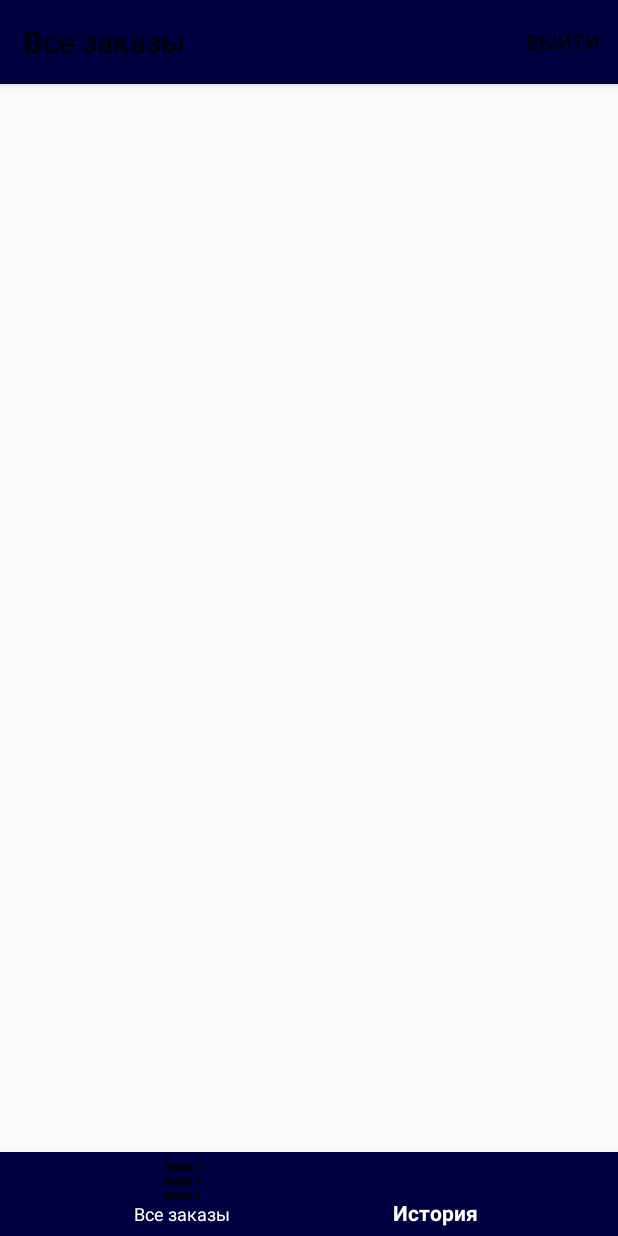
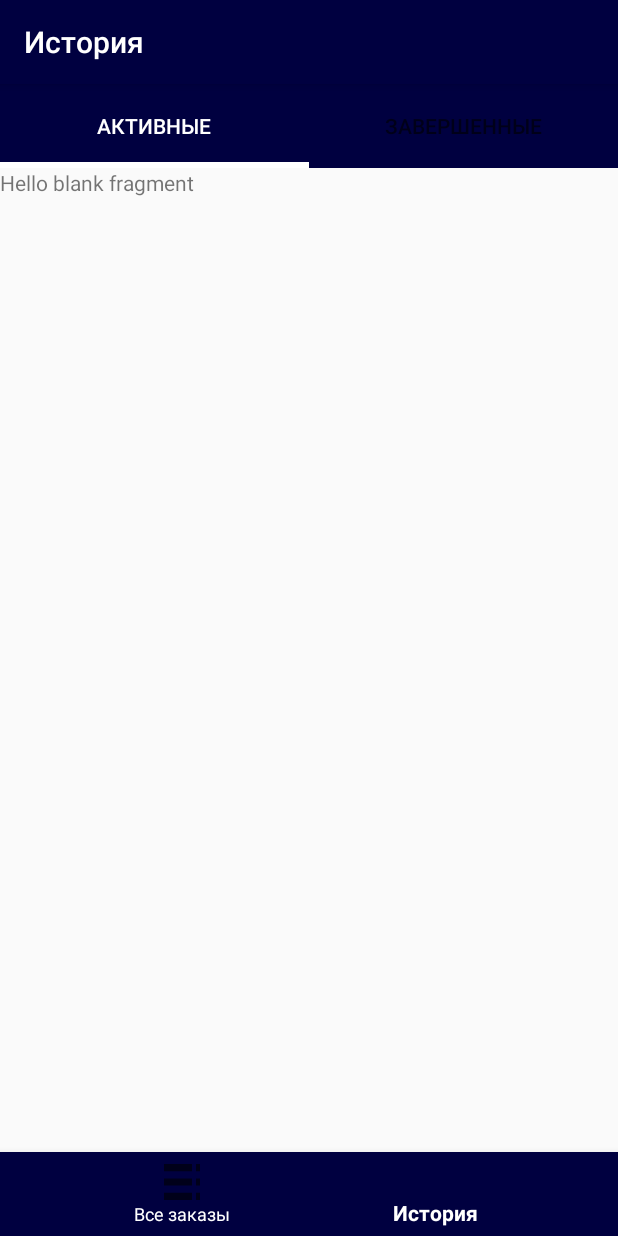
Before and after one commit to daniaro/gruzovoz, an Android app: the screen it shows after launch (BaseActivity), item 2 of the bottom bar chosen, on a phone screen of 412 x 824 dp. Run offline under Robolectric (Android 15) with nearby library versions, the phone set to English and light mode, and no system bars; Roboto replaces fonts that are not available here.

Commit message:
added logic to the  history fragment

```diff
--- a/app/src/main/java/kg/gruzovoz/BaseActivity.java
+++ b/app/src/main/java/kg/gruzovoz/BaseActivity.java
@@ -34,7 +34,7 @@ public class BaseActivity extends AppCompatActivity {
         BottomNavigationView navView = findViewById(R.id.nav_view);
         navView.setOnNavigationItemSelectedListener(onNavigationItemSelectedListener);
         if (savedInstanceState == null) {
-            fragmentManager.beginTransaction().add(R.id.main_container, historyFragment, "2").commit();
+            fragmentManager.beginTransaction().add(R.id.main_container, ordersFragment, "2").commit();
         }
     }
 
--- /dev/null
+++ b/app/src/main/java/kg/gruzovoz/adapters/FixedTabsPagerAdapter.java
@@ -0,0 +1,91 @@
+package kg.gruzovoz.adapters;
+
+import android.os.Parcelable;
+
+import androidx.annotation.NonNull;
+import androidx.fragment.app.Fragment;
+import androidx.fragment.app.FragmentManager;
+import androidx.fragment.app.FragmentStatePagerAdapter;
+
+import java.util.ArrayList;
+import java.util.List;
+
+
+public class FixedTabsPagerAdapter extends FragmentStatePagerAdapter {
+
+    private final List<Fragment> mFragmentList  = new ArrayList<>();
+    private final List<String> mFragmentTitleList = new ArrayList<>();
+
+
+    public FixedTabsPagerAdapter( FragmentManager fm){
+        super(fm, FragmentStatePagerAdapter.BEHAVIOR_RESUME_ONLY_CURRENT_FRAGMENT);
+    }
+
+
+    public void addFragment(Fragment fragment, String title){
+        mFragmentList.add(fragment);
+        mFragmentTitleList.add(title);
+    }
+
+
+    @NonNull
+    @Override
+    public Fragment getItem(int position) {
+        try {
+            return mFragmentList.get(position);
+        } catch (Exception ex) {
+            return null;
+        }
+    }
+
+    @Override
+    public int getCount() {
+        return mFragmentList.size();
+    }
+
+    @Override
+    public CharSequence getPageTitle(int position) {
+        return mFragmentTitleList.get(position);
+    }
+
+    @Override
+    public Parcelable saveState() {
+        return null;
+    }
+}
+
+
+//    private final List<Fragment> mFragmentList = new ArrayList<>();
+//    private final List<String> mFragmentTitleList = new ArrayList<>();
+//    Context context;
+//
+//    public FixedTabsPagerAdapter(FragmentManager childFragmentManager) {
+//        super(childFragmentManager);
+//
+//    }
+//
+//    public void addFramgent(Fragment fragment,String title){
+//        mFragmentList.add(fragment);
+//        mFragmentTitleList.add(title);
+//    }
+//
+//    public FixedTabsPagerAdapter(Context context, FragmentManager fm) {
+//        super(fm);
+//        this.context = context;
+//    }
+//
+//    @Override
+//    public Fragment getItem(int position) {
+//        return mFragmentList.get(position);
+//    }
+//
+//    @Override
+//    public int getCount() {
+//        return mFragmentList.size();
+//    }
+//
+//    @Override
+//    public CharSequence getPageTitle(int position) {
+//        return mFragmentTitleList.get(position);
+//    }
+//}
--- a/app/src/main/java/kg/gruzovoz/history/HistoryFragment.java
+++ b/app/src/main/java/kg/gruzovoz/history/HistoryFragment.java
@@ -3,30 +3,75 @@ package kg.gruzovoz.history;
 
 import android.os.Bundle;
 
+import androidx.annotation.NonNull;
 import androidx.fragment.app.Fragment;
+import androidx.viewpager.widget.ViewPager;
 
 import android.view.LayoutInflater;
 import android.view.View;
 import android.view.ViewGroup;
 
+import com.google.android.material.tabs.TabLayout;
+
+import java.util.List;
+
 import kg.gruzovoz.R;
+import kg.gruzovoz.adapters.FixedTabsPagerAdapter;
+import kg.gruzovoz.history.fragments.ActiveFragment;
+import kg.gruzovoz.history.fragments.FinishedFragment;
+import kg.gruzovoz.history.fragments.HistoryContract;
+import kg.gruzovoz.models.Order;
 
 /**
  * A simple {@link Fragment} subclass.
  */
-public class HistoryFragment extends Fragment {
+public class HistoryFragment extends Fragment  {
 
 
-    public HistoryFragment() {
-        // Required empty public constructor
+    public TabLayout tabLayout;
+    public ViewPager viewPager;
+
+
+    FixedTabsPagerAdapter adapter;
+
+
+    public View onCreateView(@NonNull LayoutInflater inflater,
+                             ViewGroup container, Bundle savedInstanceState) {
+        View root = inflater.inflate(R.layout.fragment_history, container, false);
+        tabLayout = root.findViewById(R.id.tabs);
+        viewPager = root.findViewById(R.id.viewPager);
+
+        adapter = new FixedTabsPagerAdapter(getChildFragmentManager());
+        adapter.addFragment(new ActiveFragment(),"Активные");
+        adapter.addFragment(new FinishedFragment(),"Завершенные");
+        viewPager.setAdapter(adapter);
+
+        tabLayout.addTab(tabLayout.newTab().setText("Активные"));
+        tabLayout.addTab(tabLayout.newTab().setText("Завершенные"));
+
+        tabLayout.setupWithViewPager(viewPager);
+        initTablayoutSelection();
+        return root;
+    }
+
+    public void initTablayoutSelection(){
+        tabLayout.addOnTabSelectedListener(new TabLayout.OnTabSelectedListener() {
+            @Override
+            public void onTabSelected(TabLayout.Tab tab) {
+                viewPager.setCurrentItem(tab.getPosition());
+            }
+
+            @Override
+            public void onTabUnselected(TabLayout.Tab tab) {
+
+            }
+
+            @Override
+            public void onTabReselected(TabLayout.Tab tab) {
+
+            }
+        });
     }
 
 
-    @Override
-    public View onCreateView(LayoutInflater inflater, ViewGroup container,
-                             Bundle savedInstanceState) {
-        // Inflate the layout for this fragment
-        return inflater.inflate(R.layout.fragment_history, container, false);
-    }
-
 }
--- /dev/null
+++ b/app/src/main/java/kg/gruzovoz/history/fragments/ActiveFragment.java
@@ -0,0 +1,32 @@
+package kg.gruzovoz.history.fragments;
+
+
+import android.os.Bundle;
+
+import androidx.fragment.app.Fragment;
+
+import android.view.LayoutInflater;
+import android.view.View;
+import android.view.ViewGroup;
+
+import kg.gruzovoz.R;
+
+/**
+ * A simple {@link Fragment} subclass.
+ */
+public class ActiveFragment extends Fragment {
+
+
+    public ActiveFragment() {
+        // Required empty public constructor
+    }
+
+
+    @Override
+    public View onCreateView(LayoutInflater inflater, ViewGroup container,
+                             Bundle savedInstanceState) {
+        // Inflate the layout for this fragment
+        return inflater.inflate(R.layout.fragment_active, container, false);
+    }
+
+}
--- /dev/null
+++ b/app/src/main/java/kg/gruzovoz/history/fragments/FinishedFragment.java
@@ -0,0 +1,32 @@
+package kg.gruzovoz.history.fragments;
+
+
+import android.os.Bundle;
+
+import androidx.fragment.app.Fragment;
+
+import android.view.LayoutInflater;
+import android.view.View;
+import android.view.ViewGroup;
+
+import kg.gruzovoz.R;
+
+/**
+ * A simple {@link Fragment} subclass.
+ */
+public class FinishedFragment extends Fragment {
+
+
+    public FinishedFragment() {
+        // Required empty public constructor
+    }
+
+
+    @Override
+    public View onCreateView(LayoutInflater inflater, ViewGroup container,
+                             Bundle savedInstanceState) {
+        // Inflate the layout for this fragment
+        return inflater.inflate(R.layout.fragment_finished, container, false);
+    }
+
+}
--- a/app/src/main/java/kg/gruzovoz/history/HistoryContract.java
+++ b/app/src/main/java/kg/gruzovoz/history/fragments/HistoryContract.java
@@ -1,4 +1,4 @@
-package kg.gruzovoz.history;
+package kg.gruzovoz.history.fragments;
 
 import java.util.List;
 
--- a/app/src/main/res/layout/activity_main.xml
+++ b/app/src/main/res/layout/activity_main.xml
@@ -7,22 +7,7 @@
     android:layout_height="match_parent"
     tools:context=".BaseActivity">
 
-    <com.google.android.material.appbar.AppBarLayout
-        android:id="@+id/appBarLayout"
-        android:layout_width="match_parent"
-        android:layout_height="wrap_content"
-        android:layout_marginBottom="8dp"
-        app:layout_constraintTop_toTopOf="parent"
-        app:layout_constraintStart_toStartOf="parent">
 
-        <androidx.appcompat.widget.Toolbar
-            android:id="@+id/app_bar"
-            android:layout_width="match_parent"
-            android:layout_height="?attr/actionBarSize"
-            app:title="@string/title_orders">
-
-        </androidx.appcompat.widget.Toolbar>
-    </com.google.android.material.appbar.AppBarLayout>
 
     <include
         layout="@layout/content_main"
@@ -30,8 +15,7 @@
         android:layout_height="match_parent"
         app:layout_constraintBottom_toTopOf="@id/nav_view"
         app:layout_constraintEnd_toEndOf="parent"
-        app:layout_constraintStart_toStartOf="parent"
-        app:layout_constraintTop_toBottomOf="@id/appBarLayout" />
+        app:layout_constraintStart_toStartOf="parent"/>
 
     <com.google.android.material.bottomnavigation.BottomNavigationView
         android:id="@+id/nav_view"
--- a/app/src/main/res/layout/content_main.xml
+++ b/app/src/main/res/layout/content_main.xml
@@ -5,7 +5,6 @@
     android:id="@+id/main_container"
     android:layout_width="match_parent"
     android:layout_height="match_parent"
-    android:padding="1dp"
     tools:context=".BaseActivity"
     tools:showIn="@layout/activity_main">
 
--- /dev/null
+++ b/app/src/main/res/layout/fragment_active.xml
@@ -0,0 +1,14 @@
+<?xml version="1.0" encoding="utf-8"?>
+<FrameLayout xmlns:android="http://schemas.android.com/apk/res/android"
+    xmlns:tools="http://schemas.android.com/tools"
+    android:layout_width="match_parent"
+    android:layout_height="match_parent"
+    tools:context=".history.fragments.ActiveFragment">
+
+    <!-- TODO: Update blank fragment layout -->
+    <TextView
+        android:layout_width="match_parent"
+        android:layout_height="match_parent"
+        android:text="@string/hello_blank_fragment" />
+
+</FrameLayout>
--- a/app/src/main/res/layout/fragment_history.xml
+++ b/app/src/main/res/layout/fragment_history.xml
@@ -1,14 +1,48 @@
 <?xml version="1.0" encoding="utf-8"?>
-<FrameLayout xmlns:android="http://schemas.android.com/apk/res/android"
+<LinearLayout xmlns:android="http://schemas.android.com/apk/res/android"
     xmlns:tools="http://schemas.android.com/tools"
     android:layout_width="match_parent"
     android:layout_height="match_parent"
+    xmlns:app="http://schemas.android.com/apk/res-auto"
+    android:orientation="vertical"
     tools:context=".history.HistoryFragment">
 
-    <!-- TODO: Update blank fragment layout -->
-    <TextView
+    <com.google.android.material.appbar.AppBarLayout
+        android:id="@+id/appBarLayout"
         android:layout_width="match_parent"
-        android:layout_height="match_parent"
-        android:text="HistoryFragment" />
+        android:layout_height="wrap_content"
+        app:layout_constraintTop_toTopOf="parent"
+        app:layout_constraintStart_toStartOf="parent">
 
-</FrameLayout>
+        <androidx.appcompat.widget.Toolbar
+            android:id="@+id/app_bar"
+            android:layout_width="match_parent"
+            android:layout_height="?attr/actionBarSize"
+            app:title="@string/title_history"
+            app:titleTextColor="@color/colorAccent">
+
+        </androidx.appcompat.widget.Toolbar>
+
+
+    </com.google.android.material.appbar.AppBarLayout>
+
+
+    <com.google.android.material.tabs.TabLayout
+        android:id="@+id/tabs"
+        android:layout_width="match_parent"
+        android:layout_height="?attr/actionBarSize"
+        app:tabIndicatorHeight="4dp"
+        android:background="@color/colorPrimary"
+        app:tabIndicatorColor="@color/colorAccent"
+        app:tabSelectedTextColor="@color/colorAccent">
+
+    </com.google.android.material.tabs.TabLayout>
+
+    <androidx.viewpager.widget.ViewPager
+        android:id="@+id/viewPager"
+        android:layout_width="match_parent"
+        android:layout_height="match_parent">
+
+    </androidx.viewpager.widget.ViewPager>
+
+</LinearLayout>
--- a/app/src/main/res/values/colors.xml
+++ b/app/src/main/res/values/colors.xml
@@ -3,6 +3,6 @@
     <color name="colorPrimary">#000040</color>
     <color name="colorPrimaryDark">#00574B</color>
     <color name="colorAccent">#FFFFFF</color>
-    <color name="textColorPrimary">#000000</color>
+    <color name="textColorPrimary">#A29B9B</color>
     <color name="backgroundColorPrimary">#F5F5F6</color>
 </resources>
--- a/app/src/main/res/values/strings.xml
+++ b/app/src/main/res/values/strings.xml
@@ -7,4 +7,7 @@
     <string name="title_activity_history">HistoryActivity</string>
     <string name="title_home">Home</string>
     <string name="title_dashboard">Dashboard</string>
+
+    <!-- TODO: Remove or change this placeholder text -->
+    <string name="hello_blank_fragment">Hello blank fragment</string>
 </resources>
--- a/build.gradle
+++ b/build.gradle
@@ -7,7 +7,7 @@ buildscript {
 
     }
     dependencies {
-        classpath 'com.android.tools.build:gradle:3.4.2'
+        classpath 'com.android.tools.build:gradle:3.5.1'
 
         // NOTE: Do not place your application dependencies here; they belong
         // in the individual module build.gradle files
```
Also changed, not shown: app/src/main/java/kg/gruzovoz/history/fragments/HistoryPresenter.java (added, +23 -0 lines), app/src/main/res/layout/fragment_finished.xml (added, +14 -0 lines), app/src/main/res/layout/fragment_orders.xml (+21 -0 lines), gradle/wrapper/gradle-wrapper.properties.
